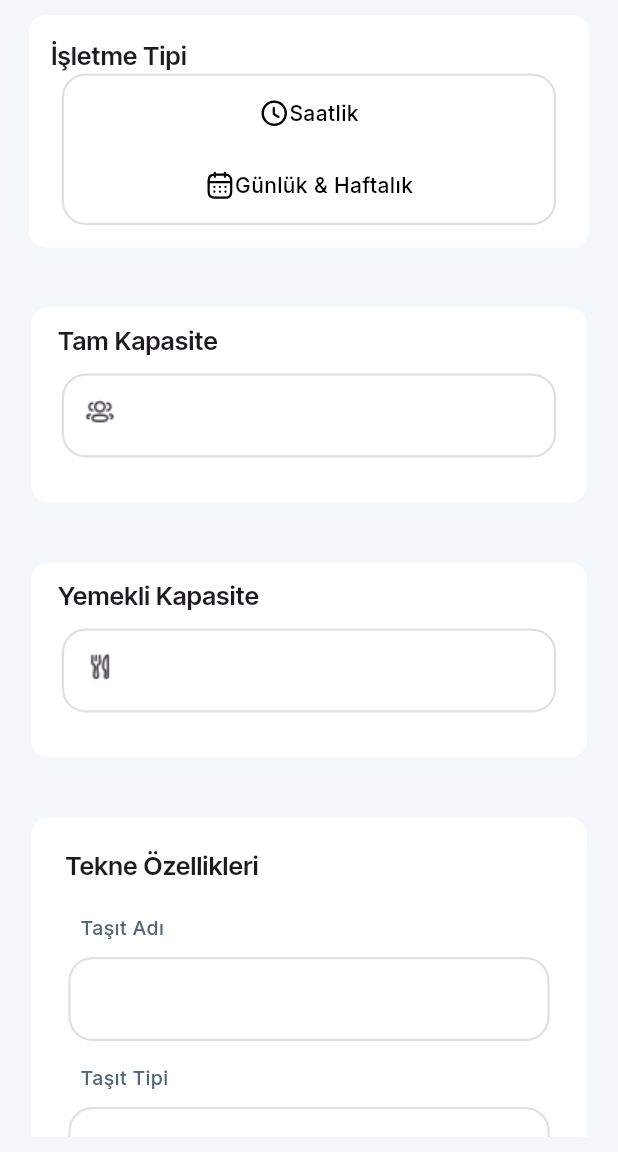
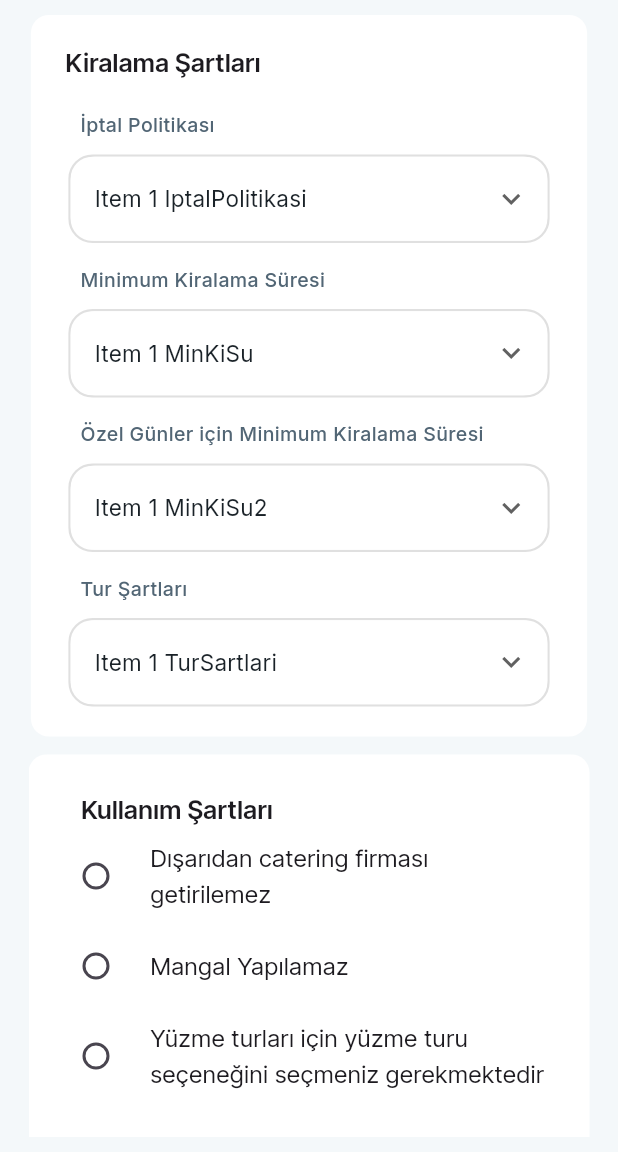
Before and after one commit to alican645/sabo_software_broken, a Flutter app: the screen it shows after launch, on a phone screen of 412 x 824 dp, the part 84-1236 px from its top. Run offline on Flutter 3.47's test engine with Material 3 defaults, Android fonts, the phone set to English and light mode, and no system bars; our stand-ins replace flutter_svg, fluttertoast, google_fonts, image_picker.

Commit message:
sabo_software 11.09.2024-00.41

```diff
--- a/lib/HomePage.dart
+++ b/lib/HomePage.dart
@@ -8,6 +8,7 @@ import 'package:sabo_software/views/task1/AppBarWidget.dart';
 
 import 'package:sabo_software/views/task1/ScroolHorizontalWidget.dart';
 import 'package:sabo_software/views/task1/TasitlarimAppBarWidget.dart';
+import 'package:sabo_software/views/task2/ServislerWidget.dart';
 import 'package:sabo_software/views/task3/FotograflarWidget.dart';
 
 class HomePage extends StatefulWidget {
@@ -39,7 +40,8 @@ class _HomePageState extends State<HomePage> {
              AppBarWidget(),
              TasitlariAppBarWidget(),
              ScroolHorizontalWidget(),
-             FotograflarWidget()
+             FotograflarWidget(),
+            ServislerWidget()
 
 
 
--- a/lib/main.dart
+++ b/lib/main.dart
@@ -1,6 +1,7 @@
 import 'package:flutter/material.dart';
 import 'package:google_fonts/google_fonts.dart';
 import 'package:provider/provider.dart';
+import 'package:sabo_software/HomePage.dart';
 
 import 'package:sabo_software/provider/AnaLimanProvider.dart';
 import 'package:sabo_software/provider/EkstraUcretLimanlarProvider.dart';
@@ -8,6 +9,7 @@ import 'package:sabo_software/provider/SeciliWidgetProvider.dart';
 import 'package:sabo_software/provider/SehirProvider.dart';
 import 'package:sabo_software/views/task4/TumTasitlarWidget.dart';
 import 'package:sabo_software/views/task5/TasitlarDetayPage.dart';
+import 'package:sabo_software/views/task6/SartlarPage.dart';
 
 
 
@@ -29,7 +31,7 @@ class MyApp extends StatelessWidget {
       theme: ThemeData(
         textTheme: GoogleFonts.interTightTextTheme(),
       ),
-      home: SafeArea(child: TasitlarDeetayPage(),)
+      home: SafeArea(child: SartlarPage(),)
     );
   }
 }
--- a/lib/views/task5/TasitlarDetayPage.dart
+++ b/lib/views/task5/TasitlarDetayPage.dart
@@ -17,26 +17,32 @@ class TasitlarDeetayPage extends StatefulWidget {
 }
 
 class _TasitlarDeetayPageState extends State<TasitlarDeetayPage> {
-
-
-
-  bool _isPressed=false;
+  bool _isPressed = false;
 
   // Dropdown menüsünde gösterilecek öğeler
-  final List<String> _itemListModel = ["Item 1 ListModel", "Item 2 ListModel", "Item 3 ListModel", "Item 4 ListModel"];
-  String _selectedItemModel="Item 1 ListModel";
+  final List<String> _itemListModel = [
+    "Item 1 ListModel",
+    "Item 2 ListModel",
+    "Item 3 ListModel",
+    "Item 4 ListModel"
+  ];
+  String _selectedItemModel = "Item 1 ListModel";
 
-  final List<String> _itemListTasitTipi = ["Item 1 TasitTipi", "Item 2 TasitTipi", "Item 3 TasitTipi", "Item 4 TasitTipi"];
-  String _selectedItemTasitTipi="Item 1 TasitTipi";
+  final List<String> _itemListTasitTipi = [
+    "Item 1 TasitTipi",
+    "Item 2 TasitTipi",
+    "Item 3 TasitTipi",
+    "Item 4 TasitTipi"
+  ];
+  String _selectedItemTasitTipi = "Item 1 TasitTipi";
 
-  final List<String> _itemListYapiModel = ["Item 1 YapiModel", "Item 2 YapiModel", "Item 3 YapiModel", "Item 4 YapiModel"];
-  String _selectedItemYapiModel="Item 1 YapiModel";
-
-  // final List<String> _itemListModel = ["Item 1", "Item 2", "Item 3", "Item 4"];
-  // String _selectedItemModel="Item 1";
-
-
-
+  final List<String> _itemListYapiModel = [
+    "Item 1 YapiModel",
+    "Item 2 YapiModel",
+    "Item 3 YapiModel",
+    "Item 4 YapiModel"
+  ];
+  String _selectedItemYapiModel = "Item 1 YapiModel";
 
   String _selectedItemBayrak = 'tr'; // Türkiye
   final List<Map<String, String>> _itemListBayrak = [
@@ -287,7 +293,8 @@ class _TasitlarDeetayPageState extends State<TasitlarDeetayPage> {
                           GoogleFonts.inter(
                             fontSize: 13,
                             fontWeight: FontWeight.w500,
-                              color: Color(0xff526675),),
+                            color: Color(0xff526675),
+                          ),
                         ),
                         _buildTextFieldwidgetArea(
                             false,
@@ -309,7 +316,6 @@ class _TasitlarDeetayPageState extends State<TasitlarDeetayPage> {
                               fontSize: 13,
                               fontWeight: FontWeight.w500,
                               color: Color(0xff526675)),
-
                         ),
                         _buildTextFieldwidgetArea(
                             false,
@@ -392,11 +398,17 @@ class _TasitlarDeetayPageState extends State<TasitlarDeetayPage> {
                               width: mqWidth * 0.8,
                               height: 56,
                               decoration: BoxDecoration(
-                                color: _isPressed==false?Color(0xff189DFD):Color(0xff189DFD).withOpacity(0.5),
+                                color: _isPressed == false
+                                    ? Color(0xff189DFD)
+                                    : Color(0xff189DFD).withOpacity(0.5),
                                 borderRadius: BorderRadius.circular(200),
                               ),
-                              child:
-                                  Center(child: Text("Değişiklikleri Kaydet"))),
+                              child: Center(
+                                  child: Text("Değişiklikleri Kaydet",
+                                      style: GoogleFonts.inter(
+                                          fontSize: 15,
+                                          fontWeight: FontWeight.w500,
+                                          color: Colors.white)))),
                         )
                       ],
                     )),
@@ -427,7 +439,8 @@ class _TasitlarDeetayPageState extends State<TasitlarDeetayPage> {
               child: Text(title, style: textStyle),
             ),
           ),
-          _buildTextField(paddingZero,mqWidth, icon, textInputType, textEditingController)
+          _buildTextField(
+              paddingZero, mqWidth, icon, textInputType, textEditingController)
         ],
       ),
     );
@@ -446,7 +459,9 @@ class _TasitlarDeetayPageState extends State<TasitlarDeetayPage> {
           borderRadius: BorderRadius.circular(16),
           border: Border.all(color: Colors.grey.shade300, width: 1.5)),
       child: Padding(
-        padding:  paddingZero == true ? EdgeInsets.zero:EdgeInsets.symmetric(horizontal: 8),
+        padding: paddingZero == true
+            ? EdgeInsets.zero
+            : EdgeInsets.symmetric(horizontal: 8),
         child: TextField(
           controller: textEditingController,
           keyboardType: textInputType,
@@ -460,12 +475,11 @@ class _TasitlarDeetayPageState extends State<TasitlarDeetayPage> {
   }
 
   Padding _buildDropdown(
-     String title,          // Dropdown başlığı
-     double mqWidth,        // Ekran genişliği
-     String selectedValue,  // Seçilen değer
+    String title, // Dropdown başlığı
+    double mqWidth, // Ekran genişliği
+    String selectedValue, // Seçilen değer
     List<String> itemList, // Dropdown'a ait veriler
-     TextStyle textStyle,   // Başlık yazı stili
-
+    TextStyle textStyle, // Başlık yazı stili
   ) {
     return Padding(
       padding: const EdgeInsets.fromLTRB(10.0, 5, 10, 5),
@@ -495,9 +509,9 @@ class _TasitlarDeetayPageState extends State<TasitlarDeetayPage> {
                   filled: true,
                   fillColor: Colors.white,
                 ),
-                value: selectedValue,  // Seçilen değer
-                icon: Icon(Icons.arrow_drop_down),
-                isExpanded: true,      // Genişliği doldurması için
+                value: selectedValue, // Seçilen değer
+                icon: Icon(Icons.keyboard_arrow_down_outlined),
+                isExpanded: true, // Genişliği doldurması için
                 items: itemList.map((String item) {
                   return DropdownMenuItem<String>(
                     value: item,
@@ -511,10 +525,10 @@ class _TasitlarDeetayPageState extends State<TasitlarDeetayPage> {
                     ),
                   );
                 }).toList(),
-                onChanged: (newValue){
-                  selectedValue=newValue!;
+                onChanged: (newValue) {
+                  selectedValue = newValue!;
                   setState(() {});
-                },  // Seçim değiştiğinde tetiklenen callback
+                }, // Seçim değiştiğinde tetiklenen callback
               ),
             ),
           ),
@@ -523,9 +537,8 @@ class _TasitlarDeetayPageState extends State<TasitlarDeetayPage> {
     );
   }
 
-
-  Padding _buildDropdownBayrak(String title, double mqWidth,
-       TextStyle textStyle) {
+  Padding _buildDropdownBayrak(
+      String title, double mqWidth, TextStyle textStyle) {
     return Padding(
       padding: const EdgeInsets.fromLTRB(10.0, 5, 10, 5),
       child: Column(
@@ -569,7 +582,9 @@ class _TasitlarDeetayPageState extends State<TasitlarDeetayPage> {
                         width: 30,
                         height: 20,
                       ),
-                      SizedBox(width: mqWidth*0.05,),
+                      SizedBox(
+                        width: mqWidth * 0.05,
+                      ),
                       Text(
                         country['name']!,
                         style: GoogleFonts.inter(
--- /dev/null
+++ b/lib/views/task6/SartlarPage.dart
@@ -0,0 +1,320 @@
+import 'package:flutter/material.dart';
+import 'package:google_fonts/google_fonts.dart';
+
+import '../../const/AppColor.dart';
+
+class SartlarPage extends StatefulWidget {
+  const SartlarPage({super.key});
+
+  @override
+  State<SartlarPage> createState() => _SartlarPageState();
+}
+
+class _SartlarPageState extends State<SartlarPage> {
+  final List<String> _itemListIptalPolitikasi = [
+    "Item 1 IptalPolitikasi",
+    "Item 2 IptalPolitikasi",
+    "Item 3 IptalPolitikasi",
+    "Item 4 IptalPolitikasi"
+  ];
+  String _selectedIptalPolitikasi = "Item 1 IptalPolitikasi";
+
+  final List<String> _itemListMinKiSu = [
+    "Item 1 MinKiSu",
+    "Item 2 MinKiSu",
+    "Item 3 MinKiSu",
+    "Item 4 MinKiSu"
+  ];
+  String _selectedItemMinKiSu = "Item 1 MinKiSu";
+
+  final List<String> _itemListMinKiSu2 = [
+    "Item 1 MinKiSu2",
+    "Item 2 MinKiSu2",
+    "Item 3 MinKiSu2",
+    "Item 4 MinKiSu2"
+  ];
+  String _selectedItemMinKiSu2 = "Item 1 MinKiSu2";
+
+  final List<String> _itemListTurSartlari = [
+    "Item 1 TurSartlari",
+    "Item 2 TurSartlari",
+    "Item 3 TurSartlari",
+    "Item 4 TurSartlari"
+  ];
+  String _selectedItemTurSartlari = "Item 1 TurSartlari";
+
+  String hizmetlerTitle = "Hizmetler";
+  bool hizmetlerContent1 = false;
+  bool hizmetlerContent2 = false;
+  bool hizmetlerContent3 = false;
+  List<bool> hizmetlerContentValueList = [];
+  List<String> hizmetlerTexts = [
+    "Dışarıdan catering firması getirilemez",
+    "Mangal Yapılamaz",
+    "Yüzme turları için yüzme turu seçeneğini seçmeniz gerekmektedir"
+  ];
+
+  bool _isPressed = false;
+  @override
+  void initState() {
+    super.initState();
+    hizmetlerContentValueList = [
+      hizmetlerContent1,
+      hizmetlerContent2,
+      hizmetlerContent3
+    ];
+  }
+
+  @override
+  Widget build(BuildContext context) {
+    double mqWidth = MediaQuery.of(context).size.width;
+    return Scaffold(
+      backgroundColor: const Color(0xffF4F8FA),
+      appBar: AppBar(
+        title: Text(
+          "Taşıtlarım",
+          style: GoogleFonts.interTight(
+              fontSize: 17,
+              fontWeight: FontWeight.w600,
+              color: const Color(0xff1A2228)),
+        ),
+        leading: const Icon(
+          Icons.arrow_back_ios,
+          size: 20,
+        ),
+        centerTitle: true,
+      ),
+      body: Padding(
+        padding: const EdgeInsets.symmetric(horizontal: 19, vertical: 10),
+        child: SingleChildScrollView(
+          child: Column(
+            children: [
+              Container(
+                  width: mqWidth * 0.9,
+                  decoration: BoxDecoration(
+                    color: Colors.white,
+                    borderRadius: BorderRadius.circular(12),
+                  ),
+                  child: Padding(
+                    padding: EdgeInsets.all(15.0),
+                    child: Column(
+                      children: [
+                        Align(
+                            alignment: Alignment.topLeft,
+                            child: Padding(
+                              padding: const EdgeInsets.fromLTRB(8.0, 5, 8, 10),
+                              child: Text("Kiralama Şartları",
+                                  style: GoogleFonts.interTight(
+                                      fontSize: 17,
+                                      fontWeight: FontWeight.w600)),
+                            )),
+                        _buildDropdown(
+                          "İptal Politikası",
+                          mqWidth,
+                          _selectedIptalPolitikasi,
+                          _itemListIptalPolitikasi,
+                          GoogleFonts.inter(
+                              fontSize: 13,
+                              fontWeight: FontWeight.w500,
+                              color: Color(0xff526675)),
+                        ),
+                        _buildDropdown(
+                            "Minimum Kiralama Süresi",
+                            mqWidth,
+                            _selectedItemMinKiSu,
+                            _itemListMinKiSu,
+                            GoogleFonts.inter(
+                                fontSize: 13,
+                                fontWeight: FontWeight.w500,
+                                color: Color(0xff526675))),
+                        _buildDropdown(
+                            "Özel Günler için Minimum Kiralama Süresi",
+                            mqWidth,
+                            _selectedItemMinKiSu2,
+                            _itemListMinKiSu2,
+                            GoogleFonts.inter(
+                                fontSize: 13,
+                                fontWeight: FontWeight.w500,
+                                color: Color(0xff526675))),
+                        _buildDropdown(
+                            "Tur Şartları",
+                            mqWidth,
+                            _selectedItemTurSartlari,
+                            _itemListTurSartlari,
+                            GoogleFonts.inter(
+                                fontSize: 13,
+                                fontWeight: FontWeight.w500,
+                                color: Color(0xff526675)))
+                      ],
+                    ),
+                  )),
+              SizedBox(
+                height: 12,
+              ),
+              _buildCheckboxContainer("Kullanım Şartları",
+                  hizmetlerContentValueList, hizmetlerTexts),
+              Container(
+                width: mqWidth * 0.9,
+                decoration: BoxDecoration(
+                  color: Colors.white,
+                  borderRadius: BorderRadius.only(
+                      bottomLeft: Radius.circular(12),
+                      bottomRight: Radius.circular(12)),
+                ),
+                child: Padding(
+                  padding: const EdgeInsets.all(15.0),
+                  child: GestureDetector(
+                    onTapDown: (_) {
+                      setState(() {
+                        _isPressed = true;
+                      });
+                    },
+                    onTapUp: (_) {
+                      setState(() {
+                        _isPressed = false;
+                      });
+                      // Tıklama sonrasında yapılacak işlem
+                    },
+                    onTapCancel: () {
+                      setState(() {
+                        _isPressed = false;
+                      });
+                    },
+                    child: Container(
+                        width: mqWidth * 0.8,
+                        height: 56,
+                        decoration: BoxDecoration(
+                          color: _isPressed == false
+                              ? Color(0xff189DFD)
+                              : Color(0xff189DFD).withOpacity(0.5),
+                          borderRadius: BorderRadius.circular(200),
+                        ),
+                        child: Center(
+                            child: Text(
+                          "Değişiklikleri Kaydet",
+                          style: GoogleFonts.inter(
+                              fontSize: 15,
+                              fontWeight: FontWeight.w500,
+                              color: Colors.white),
+                        ))),
+                  ),
+                ),
+              )
+            ],
+          ),
+        ),
+      ),
+    );
+  }
+
+  Widget _buildCheckboxContainer(
+      String title, List<bool> checkboxValues, List<String> contentTexts) {
+    return Container(
+      padding: EdgeInsets.symmetric(horizontal: 10, vertical: 10),
+      decoration: BoxDecoration(
+        borderRadius: BorderRadius.only(
+            topRight: Radius.circular(12), topLeft: Radius.circular(12)),
+        color: Colors.white,
+      ),
+      child: Padding(
+        padding: const EdgeInsets.all(15.0),
+        child: Column(
+          crossAxisAlignment: CrossAxisAlignment.start,
+          children: [
+            Padding(
+              padding: const EdgeInsets.only(left: 10),
+              child: Text(
+                title,
+                style: GoogleFonts.interTight(
+                    fontWeight: FontWeight.w600, fontSize: 17),
+              ),
+            ),
+            ...List.generate(
+              contentTexts.length,
+              (index) => CheckboxListTile(
+                activeColor: Color(0xFF49CA56),
+                contentPadding: EdgeInsets.zero,
+                checkboxShape: RoundedRectangleBorder(
+                    borderRadius: BorderRadius.circular(100)),
+                title: Text(contentTexts[index]),
+                value: checkboxValues[index],
+                onChanged: (bool? value) {
+                  setState(() {
+                    checkboxValues[index] = value!;
+                    print(title);
+                    print(contentTexts[index]);
+                    print(checkboxValues[index]);
+                  });
+                },
+                controlAffinity: ListTileControlAffinity.leading,
+              ),
+            ),
+          ],
+        ),
+      ),
+    );
+  }
+
+  Padding _buildDropdown(
+    String title, // Dropdown başlığı
+    double mqWidth, // Ekran genişliği
+    String selectedValue, // Seçilen değer
+    List<String> itemList, // Dropdown'a ait veriler
+    TextStyle textStyle, // Başlık yazı stili
+  ) {
+    return Padding(
+      padding: const EdgeInsets.fromLTRB(10.0, 5, 10, 5),
+      child: Column(
+        crossAxisAlignment: CrossAxisAlignment.start,
+        children: [
+          Padding(
+            padding: const EdgeInsets.fromLTRB(8.0, 5, 8, 10),
+            child: Text(
+              title,
+              style: textStyle,
+            ),
+          ),
+          Container(
+            width: mqWidth * 0.8,
+            decoration: BoxDecoration(
+              borderRadius: BorderRadius.circular(16),
+              border: Border.all(color: Colors.grey.shade300, width: 1.5),
+            ),
+            child: DropdownButtonHideUnderline(
+              child: DropdownButtonFormField<String>(
+                decoration: InputDecoration(
+                  border: OutlineInputBorder(
+                    borderRadius: BorderRadius.circular(16),
+                    borderSide: BorderSide.none,
+                  ),
+                  filled: true,
+                  fillColor: Colors.white,
+                ),
+                value: selectedValue, // Seçilen değer
+                icon: Icon(Icons.keyboard_arrow_down_outlined),
+                isExpanded: true, // Genişliği doldurması için
+                items: itemList.map((String item) {
+                  return DropdownMenuItem<String>(
+                    value: item,
+                    child: Text(
+                      item,
+                      style: GoogleFonts.inter(
+                        fontWeight: FontWeight.w400,
+                        fontSize: 15,
+                        color: Color(0xff1A2228),
+                      ),
+                    ),
+                  );
+                }).toList(),
+                onChanged: (newValue) {
+                  selectedValue = newValue!;
+                  setState(() {});
+                },
+              ),
+            ),
+          ),
+        ],
+      ),
+    );
+  }
+}
```
Lines whose indentation alone changed are shown as unchanged.
